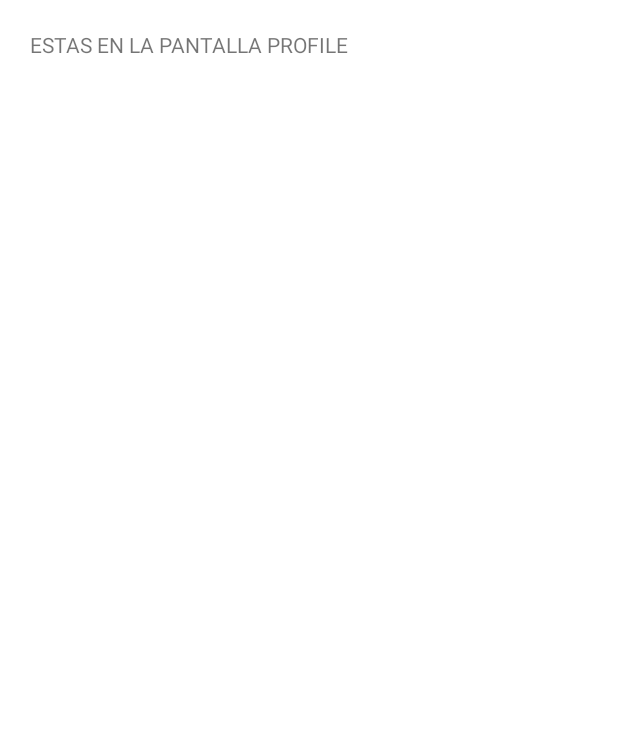
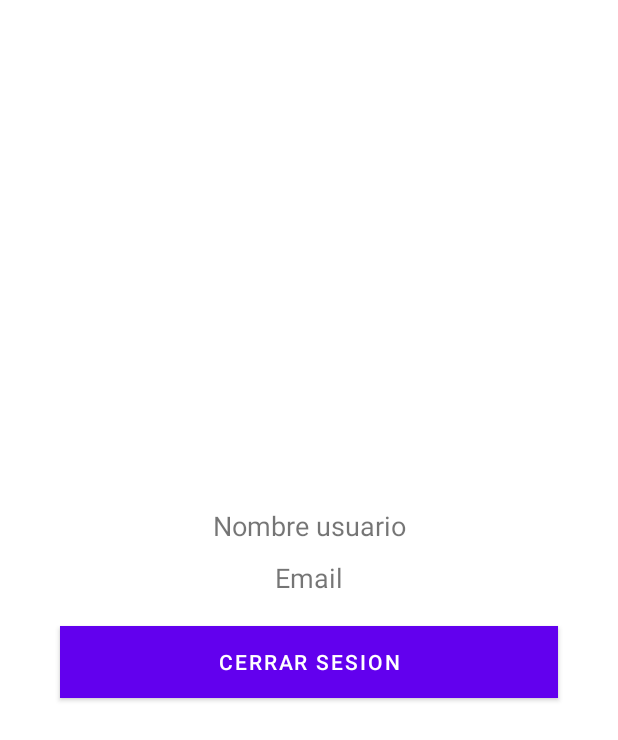
Before and after one commit to botijo/subastasFrontNative, an Android app: the layout activity_profile.xml on its own in the app's theme, with its tools: preview values and no code run, on a phone screen of 412 x 824 dp. Shown: the top 740 px of the screen. Run offline under Robolectric (Android 15) with nearby library versions, the phone set to English and light mode, and no system bars.

```diff
--- a/app/src/main/res/layout/activity_profile.xml
+++ b/app/src/main/res/layout/activity_profile.xml
@@ -7,11 +7,33 @@
     android:layout_height="match_parent"
     android:orientation="vertical"
     android:padding="20dp"
+    android:gravity="center"
     tools:context=".ProfileActivity">
 
     <TextView
+        android:id="@+id/textViewName"
         android:layout_width="match_parent"
         android:layout_height="wrap_content"
-        android:text="ESTAS EN LA PANTALLA PROFILE"
+        android:text="Nombre usuario"
+        android:textAlignment="center"
+        android:textSize="18sp"
         />
+    <TextView
+        android:id="@+id/textViewEmail"
+        android:layout_width="match_parent"
+        android:layout_height="wrap_content"
+        android:text="Email"
+        android:layout_marginTop="10dp"
+        android:textAlignment="center"
+        android:textSize="18sp"
+        />
+    <Button
+        android:id="@+id/btnSiginout"
+        android:layout_width="match_parent"
+        android:layout_height="wrap_content"
+        android:text="CERRAR SESION"
+        android:layout_margin="20dp"
+        android:background="@color/common_google_signin_btn_text_dark_default"
+        />
+
 </LinearLayout>
```
Also changed, not shown: app/src/main/java/com/jacc/subastas/MainActivity.java (+38 -1 lines), app/src/main/java/com/jacc/subastas/ProfileActivity.java (+58 -0 lines), 1 other file.
